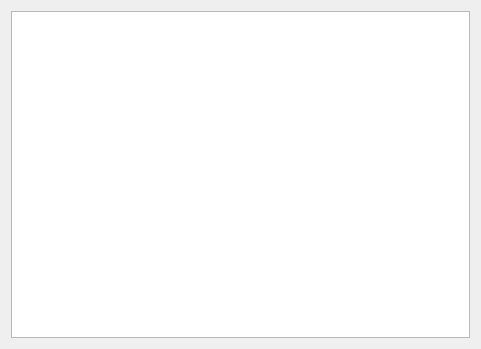
This is skore.ui in jjunior776/Barvicky as Qt 5 draws it before an edit. The edited form follows.
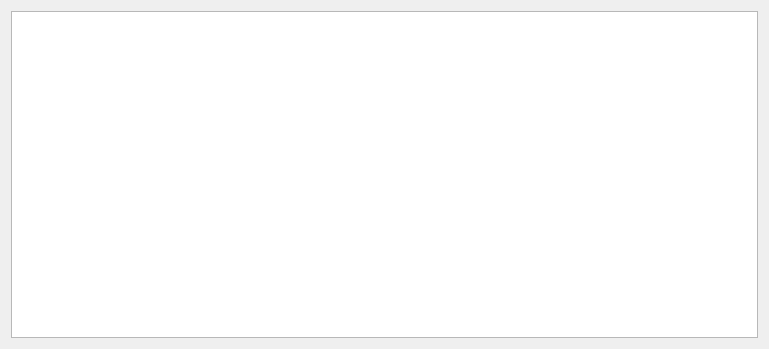
This is the edited form.

```diff
--- a/skore.ui
+++ b/skore.ui
@@ -6,7 +6,7 @@
    <rect>
     <x>0</x>
     <y>0</y>
-    <width>481</width>
+    <width>769</width>
     <height>349</height>
    </rect>
   </property>
```
Left out of the diff: 2 changed lines with no effect on the pictures.
